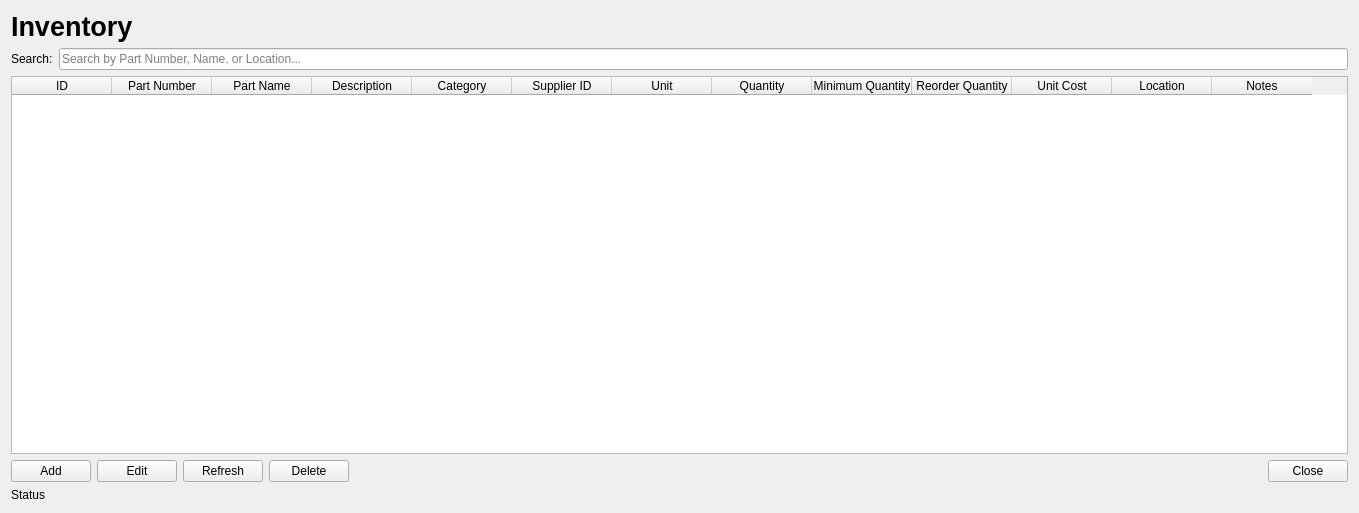
Before: the Qt Designer form app/ui/forms/inventory_page.ui in Apie-dup/MaintenanceSystem, drawn with Qt 5.
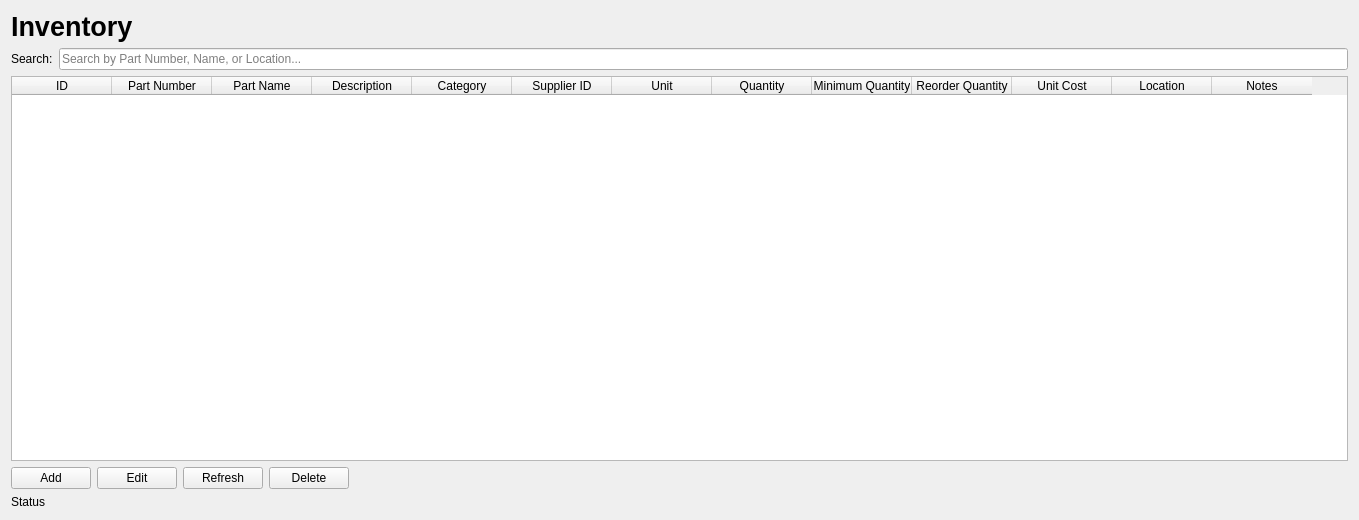
After: the same form once the commit is applied.

Commit message: Complete Suppliers and Inventory modules with shared CRUD framework

What changed in the file:
```diff
--- a/app/ui/forms/inventory_page.ui
+++ b/app/ui/forms/inventory_page.ui
@@ -7,7 +7,7 @@
     <x>0</x>
     <y>0</y>
     <width>1359</width>
-    <height>513</height>
+    <height>520</height>
    </rect>
   </property>
   <property name="windowTitle">
@@ -122,7 +122,7 @@
         <string>Add</string>
        </property>
        <property name="checkable">
-        <bool>true</bool>
+        <bool>false</bool>
        </property>
       </widget>
      </item>
@@ -139,7 +139,7 @@
         <string>Refresh</string>
        </property>
        <property name="checkable">
-        <bool>true</bool>
+        <bool>false</bool>
        </property>
       </widget>
      </item>
@@ -149,7 +149,7 @@
         <string>Delete</string>
        </property>
        <property name="checkable">
-        <bool>true</bool>
+        <bool>false</bool>
        </property>
       </widget>
      </item>
@@ -166,16 +166,6 @@
        </property>
       </spacer>
      </item>
-     <item>
-      <widget class="QPushButton" name="btnClose">
-       <property name="text">
-        <string>Close</string>
-       </property>
-       <property name="checkable">
-        <bool>true</bool>
-       </property>
-      </widget>
-     </item>
     </layout>
    </item>
    <item>
```
Left out of the diff: 6 changed lines with no effect on the pictures. The commit also changes 35 other files.
